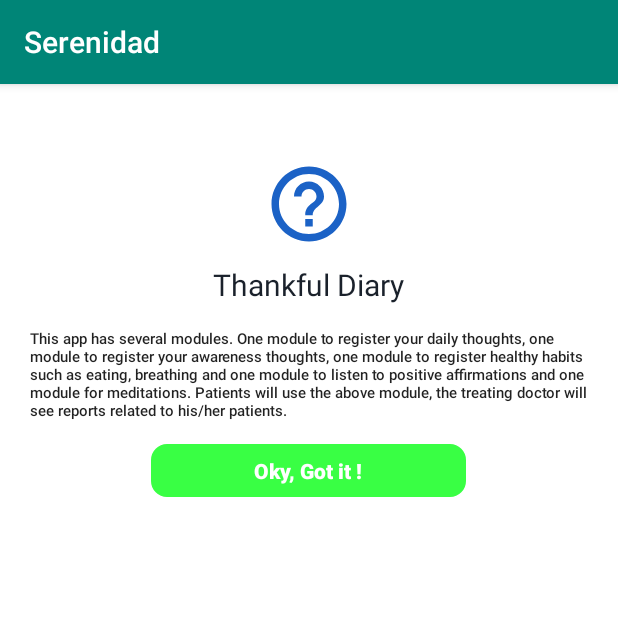
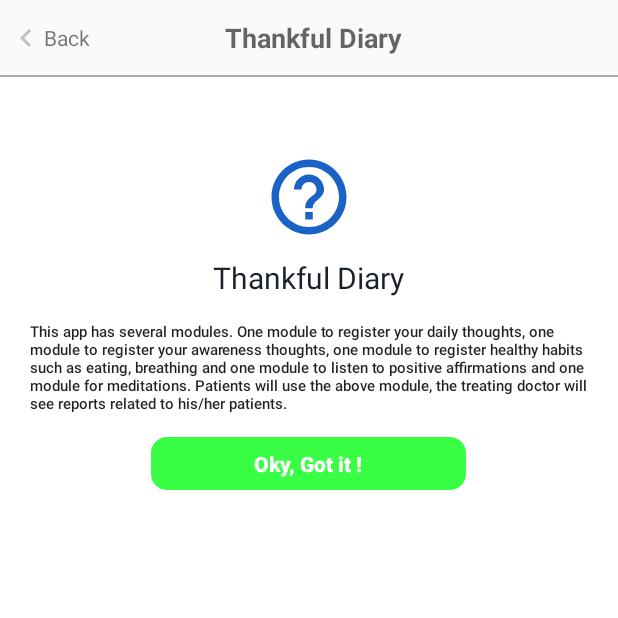
Before and after one commit to prasadkrn83/Serenidad, an Android app: the ThankfulDiaryHelpActivity screen opened directly, with no data from a screen before it, on a phone screen of 412 x 824 dp, the top half of it. Run offline under Robolectric (Android 15) with nearby library versions, the phone set to English and light mode, and no system bars.

Commit message:
Thankful Diary Insert Module

```diff
--- a/Serenidad/app/src/main/java/com/serenidad/ThankfulDiaryHelpActivity.java
+++ b/Serenidad/app/src/main/java/com/serenidad/ThankfulDiaryHelpActivity.java
@@ -5,14 +5,52 @@
 import android.support.design.widget.Snackbar;
 import android.support.v7.app.AppCompatActivity;
 import android.support.v7.widget.Toolbar;
+import android.util.Log;
 import android.view.View;
+import android.widget.Button;
+import android.widget.ImageButton;
+import android.widget.TextView;
 
 public class ThankfulDiaryHelpActivity extends AppCompatActivity {
+
+    ImageButton actionBarBack;
+    TextView actionBarBack1;
+    Button buttonOk;
 
     @Override
     protected void onCreate(Bundle savedInstanceState) {
         super.onCreate(savedInstanceState);
         setContentView(R.layout.activity_thankful_diary_help);
+
+        actionBarBack = findViewById(R.id.action_bar_back);
+        actionBarBack1 = findViewById(R.id.action_bar_back1);
+        buttonOk = findViewById(R.id.btn_help_got);
+        actionBarBack.setOnClickListener(new View.OnClickListener() {
+            @Override
+            public void onClick(View v) {
+                onBackPressed();
+            }
+        });
+
+        actionBarBack1.setOnClickListener(new View.OnClickListener() {
+            @Override
+            public void onClick(View v) {
+                onBackPressed();
+            }
+        });
+        buttonOk.setOnClickListener(new View.OnClickListener() {
+            @Override
+            public void onClick(View v) {
+                onBackPressed();
+            }
+        });
     }
 
+    @Override
+    public void onBackPressed()
+    {
+        Log.d("OnBackPressed Called", "inside onbackpressed");
+        // code here to show dialog
+        super.onBackPressed();  // optional depending on your needs
+    }
 }
--- a/Serenidad/app/src/main/res/layout/activity_thankful_diary_help.xml
+++ b/Serenidad/app/src/main/res/layout/activity_thankful_diary_help.xml
@@ -4,9 +4,75 @@
     xmlns:tools="http://schemas.android.com/tools"
     android:layout_width="match_parent"
     android:layout_height="match_parent"
+    android:orientation="vertical"
     >
-<!--tools:context=".help_a"-->
+    <!--tools:context=".help_a"-->
+    <LinearLayout
 
+        android:layout_width="match_parent"
+        android:layout_height="50dp"
+        android:orientation="horizontal">
+
+        <LinearLayout
+            android:gravity="center"
+            android:id="@+id/liner_back"
+            android:layout_width="wrap_content"
+            android:layout_height="match_parent">
+
+            <ImageButton
+                android:layout_marginLeft="5dp"
+                android:layout_width="wrap_content"
+                android:layout_height="match_parent"
+                android:src="@drawable/ic_chevron_left_black_24dp"
+                android:background="@android:color/transparent"
+                android:id="@+id/action_bar_back"
+                />
+
+            <TextView
+                android:id="@+id/action_bar_back1"
+                android:layout_width="wrap_content"
+                android:layout_height="match_parent"
+                android:gravity="center_vertical"
+                android:background="@android:color/transparent"
+                android:text="Back"
+
+                />
+
+
+        </LinearLayout>
+
+
+        <TextView
+            android:layout_width="wrap_content"
+            android:layout_height="wrap_content"
+            android:layout_alignParentTop="true"
+            android:layout_gravity="center"
+            android:layout_marginRight="20dp"
+            android:layout_weight="1"
+            android:gravity="center_horizontal"
+            android:padding="10dp"
+            android:text="Thankful Diary"
+            android:textAppearance="?android:attr/textAppearanceMedium"
+            android:textStyle="bold" />
+
+        <ImageButton
+            android:layout_marginRight="10dp"
+            android:src="@drawable/ic_help_outline_blaack_24dp"
+            android:layout_width="wrap_content"
+            android:layout_height="30dp"
+            android:id="@+id/action_bar_forward"
+            android:layout_gravity="center_vertical"
+            android:background="@android:color/transparent"
+            android:visibility="invisible"
+            android:layout_centerHorizontal="true" />
+
+
+    </LinearLayout>
+
+    <View
+        android:layout_width="match_parent"
+        android:layout_height="1dp"
+        android:background="@android:color/darker_gray"/>
     <LinearLayout
         android:layout_width="match_parent"
         android:layout_height="match_parent"
```
Also changed, not shown: Serenidad/app/src/main/AndroidManifest.xml (+4 -3 lines), Serenidad/app/src/main/java/com/serenidad/ThankfulDiary.java (+51 -2 lines), Serenidad/app/src/main/res/layout/activity_meditation.xml (+3 -4 lines), 1033 other files.
